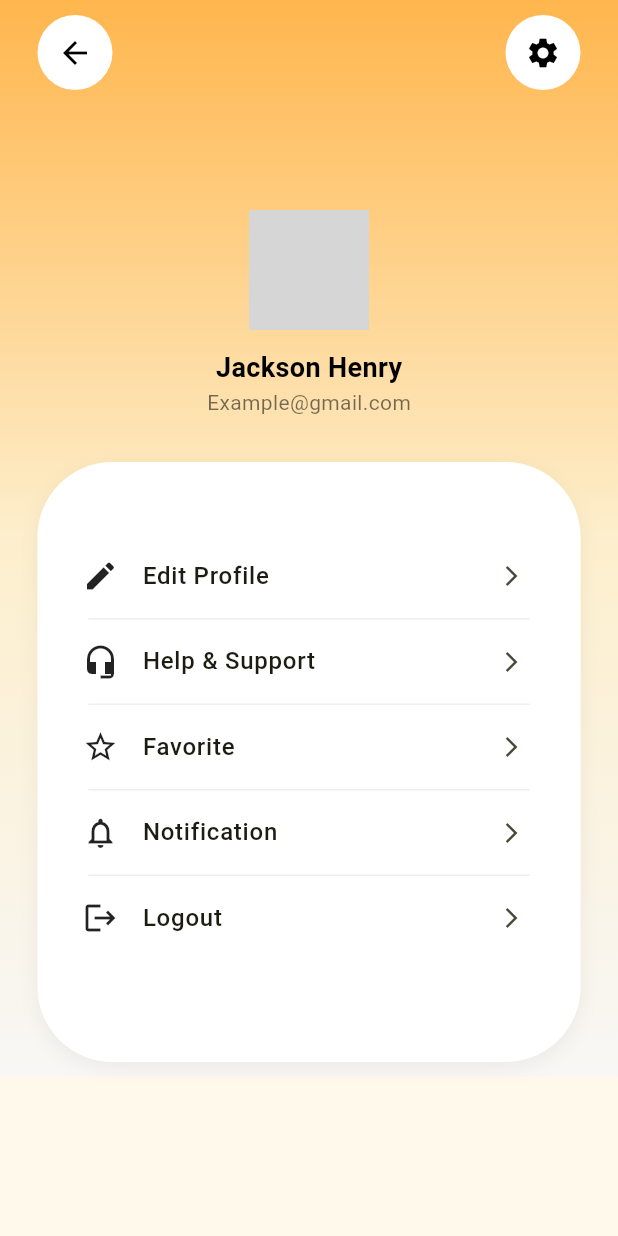
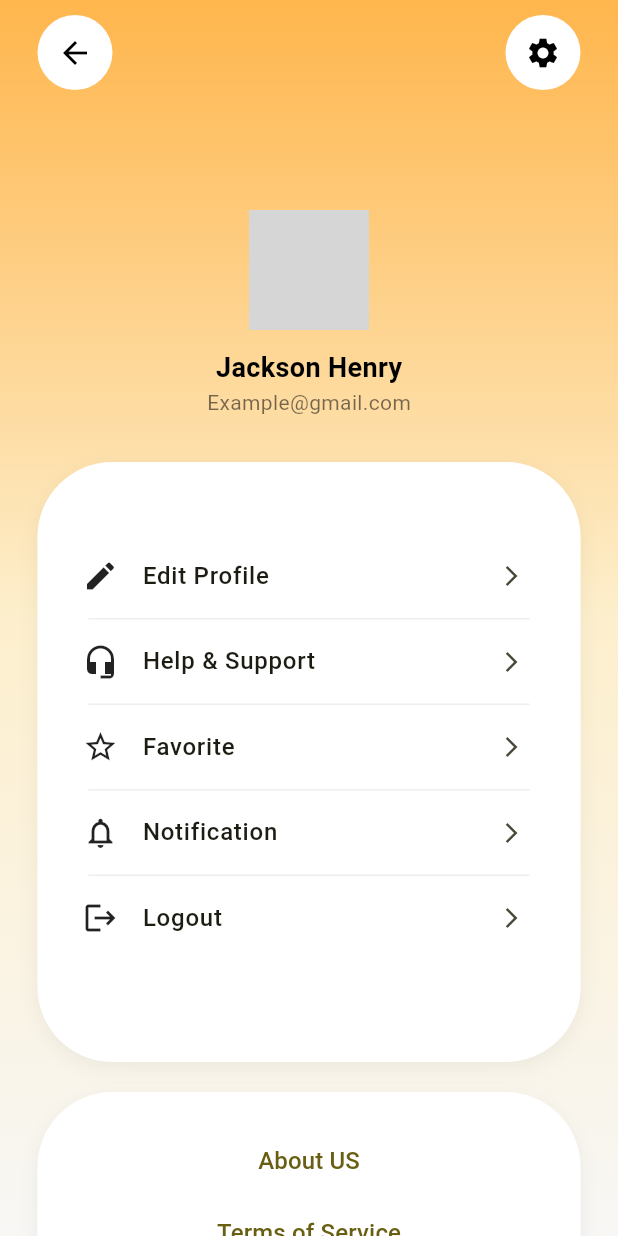
Before and after one commit to sumit-jangid-1708/skilllink, a Flutter app: the ProfileScreen screen opened by its route, on a phone screen of 412 x 824 dp. Run offline on Flutter 3.47's test engine with Material 3 defaults, Android fonts, the phone set to English and light mode, and no system bars; our stand-ins replace fluttertoast, get, google_maps_flutter, intl_phone_field, shared_preferences; accounts and stored records are empty; network calls fail; grey boxes are pictures that could not be loaded.

Commit message:
change in button shape in profile screen and add them in the booking screen, changes in bottom navigation bar of dashboard

```diff
--- a/lib/view/dashboard/dashboard.dart
+++ b/lib/view/dashboard/dashboard.dart
@@ -18,7 +18,7 @@ class DashboardScreen extends StatelessWidget {
   final List<IconData> icons = [
     Icons.home_outlined,
     Icons.location_on_outlined,
-    // Icons.star_border_outlined,
+    Icons.star_border_outlined,
     Icons.bookmark_outline_outlined,
     Icons.perm_identity_outlined,
   ];
@@ -28,7 +28,7 @@ class DashboardScreen extends StatelessWidget {
     final List<Widget> screens = [
       HomeScreen(),
       MapScreen(),
-      // StarScreen(),
+      StarScreen(),
       BookingScreen(),
       ProfileScreen(),
     ];
--- a/lib/view/profile_screen/profile_screen.dart
+++ b/lib/view/profile_screen/profile_screen.dart
@@ -112,6 +112,36 @@ class ProfileScreen extends StatelessWidget {
                       ),
                     ),
                   ),
+
+                  SizedBox(height: 20,),
+                  Container(
+                    width: double.infinity,
+                    height: 150,
+                    margin: const EdgeInsets.only(left: 0, right: 0),
+                    padding: const EdgeInsets.symmetric(
+                      vertical: 20,
+                      horizontal: 12,
+                    ),
+                    decoration: BoxDecoration(
+                      color: AppColor.white,
+                      borderRadius: BorderRadius.circular(50),
+                      border: Border.all(width: 2, color: Colors.white30),
+                      boxShadow: [
+                        BoxShadow(
+                          color: Colors.black.withOpacity(0.05),
+                          blurRadius: 10,
+                          offset: const Offset(0, 4),
+                        ),
+                      ],
+                    ),
+                    child: Column(
+                      mainAxisAlignment:MainAxisAlignment.start,
+                      children: [
+                        TextButton(onPressed: (){}, child: Text("About US", style: const TextStyle(fontSize: 16, fontWeight: FontWeight.w500),)),
+                        TextButton(onPressed: (){}, child: Text("Terms of Service", style: const TextStyle(fontSize: 16, fontWeight: FontWeight.w500),))
+                      ],
+                    ),
+                  )
                 ],
               ),
             ),
```
Also changed, not shown: lib/view/booking_screen/booking_screen.dart (+76 -4 lines).
